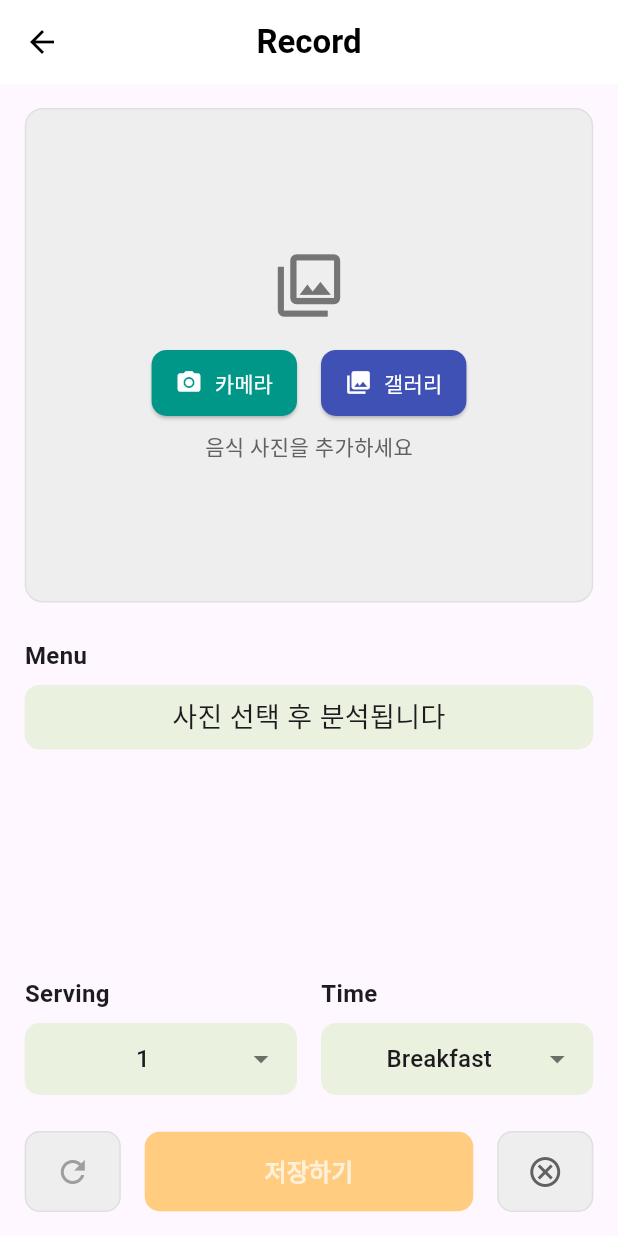
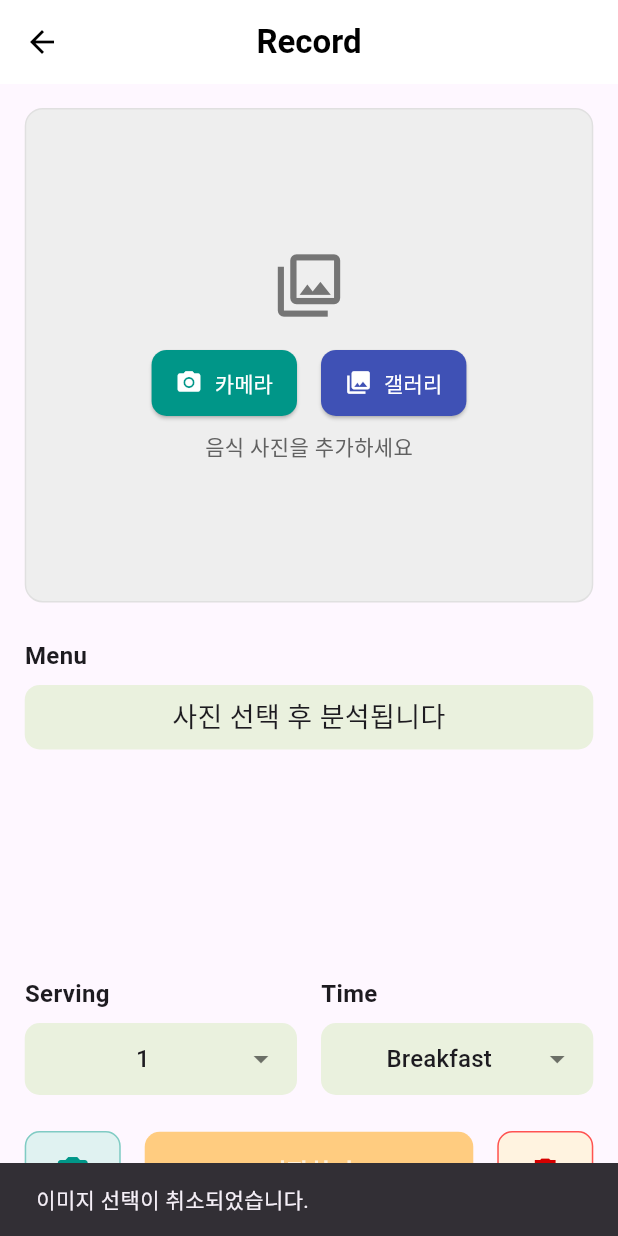
Before and after one commit to mecc91/healthapp, a Flutter app: the MealRecord screen opened directly, after a tap on "카메라", on a phone screen of 412 x 824 dp. Run offline on Flutter 3.47's test engine with Material 3 defaults, Android fonts, the phone set to English and light mode, and no system bars; our stand-ins replace image_picker.

Commit message:
mealrecord 하단 아이콘 로직 수정

```diff
--- a/lib/mealrecordPage/mealrecord.dart
+++ b/lib/mealrecordPage/mealrecord.dart
@@ -4,6 +4,9 @@ import 'dart:math';
 import 'package:image_picker/image_picker.dart'; // image_picker 패키지 임포트
 import 'dart:convert'; // For JSON encoding
 import 'package:path_provider/path_provider.dart'; // To get local path
+// DashboardPage import (필요한 경우)
+// import 'package:healthymeal/dashboardPage/dashboard.dart';
+
 
 // 음식 기록 화면 위젯 (StatefulWidget)
 class MealRecord extends StatefulWidget {
@@ -81,6 +84,11 @@ class _MealRecordState extends State<MealRecord> {
          await _analyzeImageWithGPT(pickedFile.path);
        } else {
          print('이미지가 선택되지 않았습니다.');
+          if (mounted) {
+            ScaffoldMessenger.of(context).showSnackBar(
+              const SnackBar(content: Text('이미지 선택이 취소되었습니다.')),
+            );
+          }
        }
      } catch (e) {
        print('이미지 선택 오류: $e');
@@ -91,15 +99,54 @@ class _MealRecordState extends State<MealRecord> {
        setState(() {
          _menuName = "";
          _menuNameController.text = _menuName;
-         // 분석 중 상태도 초기화
          _isAnalyzingMenu = false;
        });
      }
    }
 
+  // 재촬영 또는 새로 촬영하는 함수
+  Future<void> _retakePicture() async {
+    if (_isAnalyzingMenu) return; // 분석 중에는 실행 방지
+
+    try {
+      final XFile? pickedFile = await _picker.pickImage(
+        source: ImageSource.camera, // 항상 카메라를 사용
+        imageQuality: 80,
+        maxWidth: 1000,
+      );
+
+      if (pickedFile != null) {
+        if (!mounted) return;
+        setState(() {
+          _pickedImageFile = pickedFile; // 새 이미지로 교체
+          _menuName = "분석 중..."; // 메뉴 이름 초기화 및 분석 메시지 표시
+          _menuNameController.text = _menuName;
+          _isEditingMenu = false; // 편집 모드 해제
+        });
+        await _analyzeImageWithGPT(pickedFile.path); // 새 이미지로 분석 시작
+      } else {
+        // 사용자가 카메라 촬영을 취소한 경우
+        if (mounted) {
+          ScaffoldMessenger.of(context).showSnackBar(
+            const SnackBar(content: Text('사진 촬영이 취소되었습니다.')),
+          );
+        }
+      }
+    } catch (e) {
+      print('카메라 실행 중 오류: $e');
+      if (!mounted) return;
+      ScaffoldMessenger.of(context).showSnackBar(
+        SnackBar(content: Text('카메라를 실행하는 중 오류 발생: $e')),
+      );
+      setState(() {
+        // 필요한 경우 오류 발생 시 상태 초기화
+        _isAnalyzingMenu = false;
+      });
+    }
+  }
+
 
   Future<void> _analyzeImageWithGPT(String imagePath) async {
-    // imagePath가 null이거나 비어있는 경우를 대비 (실제로는 _pickedImageFile.path에서 오므로 null 가능성은 낮음)
     if (imagePath.isEmpty) {
       if (mounted) {
         setState(() {
@@ -113,14 +160,12 @@ class _MealRecordState extends State<MealRecord> {
 
     setState(() {
       _isAnalyzingMenu = true;
-      // _menuName = '분석 중...'; // 이미 _pickImage 또는 initState에서 설정됨
-      // _menuNameController.text = _menuName;
       _isEditingMenu = false;
     });
 
     try {
       await Future.delayed(const Duration(seconds: 2)); // 시뮬레이션
-      final String analyzedMenuName = "오므라이스 (분석됨)";
+      final String analyzedMenuName = "오므라이스 (재분석됨)"; // 예시
 
       if (!mounted) return;
       setState(() {
@@ -154,47 +199,39 @@ class _MealRecordState extends State<MealRecord> {
     }
 
     if (_menuName.isNotEmpty && _menuName != "분석 실패" && _menuName != "분석 중..." && _menuName != "이미지 경로 없음" && _menuName != "이미지 없음") {
-        // 데이터 객체 생성
         Map<String, dynamic> mealDataObject = {
           'imagePath': _pickedImageFile?.path,
           'menuName': _menuName,
           'serving': _selectedServing,
           'time': _selectedTime,
-          'timestamp': DateTime.now().toIso8601String(), // 데이터 생성 시각 추가 (선택 사항)
+          'timestamp': DateTime.now().toIso8601String(),
         };
-
-        // 객체를 JSON 문자열로 변환
         String jsonData = jsonEncode(mealDataObject);
-
         try {
-          // 로컬 경로 가져오기
           final directory = await getApplicationDocumentsDirectory();
           final path = directory.path;
-          // 파일 이름에 현재 시간을 포함시켜 고유하게 만듦 (선택 사항)
-          // final fileName = 'meal_data_${DateTime.now().millisecondsSinceEpoch}.json';
-          final file = File('$path/meal_data.json');
+          final file = File('$path/meal_data_${DateTime.now().millisecondsSinceEpoch}.json'); // 고유한 파일 이름
+          await file.writeAsString(jsonData);
+          print('Object file created at: ${file.path}');
 
-          // JSON 문자열을 파일에 쓰기
-          await file.writeAsString(jsonData);
-          print('Object file created at: ${file.path}'); // 콘솔에 파일 경로 출력
-
-          // 기존 데이터 전송 로직 (실제 전송 시 이 부분에 API 호출 코드 작성)
           print('--- 데이터 전송 준비 ---');
           print('Image Path: ${_pickedImageFile?.path}');
           print('Menu: $_menuName');
           print('Serving: $_selectedServing');
           print('Time: $_selectedTime');
-          print('Object Data: $jsonData'); // 저장된 JSON 데이터도 출력
+          print('Object Data: $jsonData');
           print('----------------------');
-
-          // TODO: 실제 백엔드 API로 데이터(mealDataObject 또는 jsonData) 전송 로직 구현
-          // 예: await http.post(Uri.parse('YOUR_API_ENDPOINT'), body: jsonData, headers: {'Content-Type': 'application/json'});
 
           if (!mounted) return;
           ScaffoldMessenger.of(context).showSnackBar(
             SnackBar(content: Text('데이터가 준비되었고, 객체 파일이 저장되었습니다: ${file.path}')),
           );
-          if(mounted) Navigator.of(context).pop(); // 저장 후 이전 화면으로 돌아가기
+          if(mounted) {
+            // 저장 후 대시보드로 돌아가기 (popUntil 사용 가능)
+            // 예: Navigator.of(context).popUntil((route) => route.isFirst);
+            // 또는 단순히 이전 화면으로 돌아가기
+            Navigator.of(context).pop();
+          }
 
         } catch (e) {
           print('Error saving object file or sending data: $e');
@@ -203,7 +240,6 @@ class _MealRecordState extends State<MealRecord> {
             SnackBar(content: Text('객체 파일 저장 또는 데이터 전송 중 오류 발생: $e')),
           );
         }
-
     } else {
        if (!mounted) return;
        ScaffoldMessenger.of(context).showSnackBar(
@@ -212,15 +248,16 @@ class _MealRecordState extends State<MealRecord> {
     }
   }
 
-  void _clearSelection() {
-    if (_isAnalyzingMenu) return;
-    setState(() {
-      _pickedImageFile = null;
-      _menuName = '';
-      _menuNameController.text = '';
-      _isEditingMenu = false;
-    });
-  }
+  // 이 함수는 이제 사용되지 않지만, 참고용으로 남겨둘 수 있습니다.
+  // void _clearSelection() {
+  //   if (_isAnalyzingMenu) return;
+  //   setState(() {
+  //     _pickedImageFile = null;
+  //     _menuName = '';
+  //     _menuNameController.text = '';
+  //     _isEditingMenu = false;
+  //   });
+  // }
 
   void _toggleEditMenu() {
     if (_isAnalyzingMenu) return;
@@ -229,20 +266,22 @@ class _MealRecordState extends State<MealRecord> {
       if (_isEditingMenu) {
         _menuName = _menuNameController.text.trim();
         if (_menuName.isEmpty){
-           _menuName = "메뉴 이름 없음"; // 비어있으면 기본값 설정
+           _menuName = "메뉴 이름 없음";
            _menuNameController.text = _menuName;
         }
         _isEditingMenu = false;
       } else {
-        if (_pickedImageFile != null) { // 이미지가 있을 때만 편집 모드 진입
+        if (_pickedImageFile != null) {
            _isEditingMenu = true;
         }
       }
     });
   }
 
-
-  void _cancelAndGoBack() {
+  // 기록 취소 및 대시보드로 돌아가기 함수
+  void _deleteRecordAndExit() {
+    // 현재 화면을 pop하여 이전 화면(대시보드)으로 돌아갑니다.
+    // 저장 로직이 호출되지 않으므로 데이터는 "삭제" (저장되지 않음) 됩니다.
     Navigator.of(context).pop();
   }
 
@@ -257,7 +296,7 @@ class _MealRecordState extends State<MealRecord> {
       appBar: AppBar(
         leading: IconButton(
           icon: const Icon(Icons.arrow_back),
-          onPressed: _cancelAndGoBack,
+          onPressed: _deleteRecordAndExit, // 뒤로가기 버튼도 기록 취소와 동일하게 동작
         ),
         title: const Text(
           'Record',
@@ -331,7 +370,7 @@ class _MealRecordState extends State<MealRecord> {
                                 ),
                               )
                             : Image.file(
-                                File(_pickedImageFile!.path), // XFile의 path를 사용하여 File 객체 생성
+                                File(_pickedImageFile!.path),
                                 fit: BoxFit.cover,
                                 width: double.infinity,
                                 height: imageAreaHeight,
@@ -378,7 +417,7 @@ class _MealRecordState extends State<MealRecord> {
                                           _menuName.isEmpty && _pickedImageFile == null
                                               ? '사진 선택 후 분석됩니다'
                                               : _menuName.isEmpty && _pickedImageFile != null && !_isAnalyzingMenu
-                                                  ? '메뉴 이름 없음' // 분석 후 이름 없는 경우 또는 직접 입력하지 않은 경우
+                                                  ? '메뉴 이름 없음'
                                                   : _menuName,
                                           style: const TextStyle(fontSize: 18, fontWeight: FontWeight.w500),
                                           overflow: TextOverflow.ellipsis,
@@ -476,20 +515,21 @@ class _MealRecordState extends State<MealRecord> {
                 Row(
                   children: [
                     Tooltip(
-                      message: '초기화',
+                      message: '재촬영', // 툴팁 변경
                       child: OutlinedButton(
-                        onPressed: _pickedImageFile != null && !_isAnalyzingMenu ? _clearSelection : null,
+                        onPressed: _isAnalyzingMenu ? null : _retakePicture, // onPressed 변경
                         style: OutlinedButton.styleFrom(
-                          foregroundColor: Colors.orange, backgroundColor: Colors.orange.shade50,
-                          side: BorderSide(color: Colors.orange.shade200),
+                          foregroundColor: Colors.teal, // 아이콘 색상 변경 (예시)
+                          backgroundColor: Colors.teal.shade50,
+                          side: BorderSide(color: Colors.teal.shade200), // 테두리 색상 변경 (예시)
                           padding: EdgeInsets.symmetric(vertical: 15, horizontal: max(15, screenSize.width * 0.04)),
                           shape: RoundedRectangleBorder(borderRadius: BorderRadius.circular(10)),
                         ).copyWith(
-                           foregroundColor: MaterialStateProperty.resolveWith<Color?>((states) => states.contains(MaterialState.disabled) ? Colors.grey : Colors.orange),
-                           backgroundColor: MaterialStateProperty.resolveWith<Color?>((states) => states.contains(MaterialState.disabled) ? Colors.grey.shade200 : Colors.orange.shade50),
-                           side: MaterialStateProperty.resolveWith<BorderSide?>((states) => states.contains(MaterialState.disabled) ? BorderSide(color: Colors.grey.shade300) : BorderSide(color: Colors.orange.shade200)),
+                           foregroundColor: MaterialStateProperty.resolveWith<Color?>((states) => states.contains(MaterialState.disabled) ? Colors.grey : Colors.teal),
+                           backgroundColor: MaterialStateProperty.resolveWith<Color?>((states) => states.contains(MaterialState.disabled) ? Colors.grey.shade200 : Colors.teal.shade50),
+                           side: MaterialStateProperty.resolveWith<BorderSide?>((states) => states.contains(MaterialState.disabled) ? BorderSide(color: Colors.grey.shade300) : BorderSide(color: Colors.teal.shade200)),
                         ),
-                        child: const Icon(Icons.refresh, size: 24),
+                        child: const Icon(Icons.camera_alt, size: 24), // 아이콘 변경
                       ),
                     ),
                     const SizedBox(width: 16.0),
@@ -513,16 +553,21 @@ class _MealRecordState extends State<MealRecord> {
                     ),
                     const SizedBox(width: 16.0),
                     Tooltip(
-                      message: '취소',
+                      message: '기록 취소', // 툴팁 변경
                       child: OutlinedButton(
-                        onPressed: _cancelAndGoBack, // 항상 활성화
+                        onPressed: _deleteRecordAndExit, // onPressed 변경
                         style: OutlinedButton.styleFrom(
-                          foregroundColor: Colors.grey.shade700, backgroundColor: Colors.grey.shade200,
-                          side: BorderSide(color: Colors.grey.shade300),
+                          foregroundColor: Colors.redAccent.shade700, // 아이콘 색상 변경 (예시)
+                          backgroundColor: Colors.redAccent.shade200,
+                          side: BorderSide(color: Colors.redAccent.shade200), // 테두리 색상 변경 (예시)
                           padding: EdgeInsets.symmetric(vertical: 15, horizontal: max(15, screenSize.width * 0.04)),
                            shape: RoundedRectangleBorder(borderRadius: BorderRadius.circular(10)),
+                        ).copyWith(
+                           foregroundColor: MaterialStateProperty.resolveWith<Color?>((states) => states.contains(MaterialState.disabled) ? Colors.grey : Colors.redAccent.shade700),
+                           backgroundColor: MaterialStateProperty.resolveWith<Color?>((states) => states.contains(MaterialState.disabled) ? Colors.grey.shade200 : Colors.orange.shade50),
+                           side: MaterialStateProperty.resolveWith<BorderSide?>((states) => states.contains(MaterialState.disabled) ? BorderSide(color: Colors.grey.shade300) : BorderSide(color: Colors.redAccent.shade200)),
                         ),
-                        child: const Icon(Icons.cancel_outlined, size: 24),
+                        child: const Icon(Icons.delete_outline, size: 24), // 아이콘 변경
                       ),
                     ),
                   ],
```
Also changed, not shown: 4 other files.
